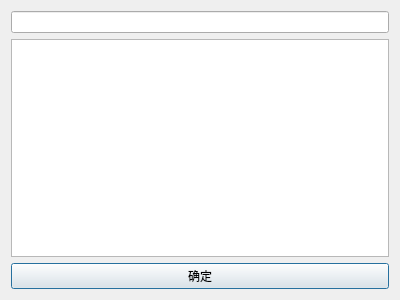
The window that processlistwindow.ui (januwA/qt-DLLInject) describes before a commit, drawn with Qt 5.
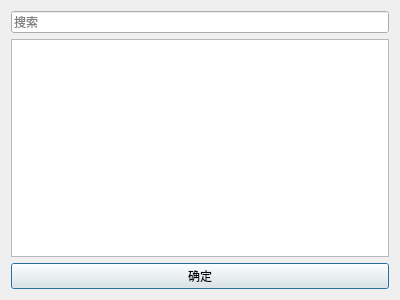
The same window after the commit.

```diff
--- a/processlistwindow.ui
+++ b/processlistwindow.ui
@@ -15,7 +15,11 @@
   </property>
   <layout class="QVBoxLayout" name="verticalLayout">
    <item>
-    <widget class="QLineEdit" name="lineEdit"/>
+    <widget class="QLineEdit" name="lineEdit">
+     <property name="placeholderText">
+      <string>搜索</string>
+     </property>
+    </widget>
    </item>
    <item>
     <widget class="QListWidget" name="list"/>
```
